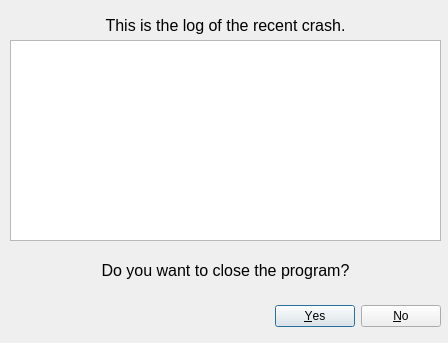
Qt form src/forms/crashwindow.ui (AbduAmeen/Linux_Shortcut_Creator) before a commit.
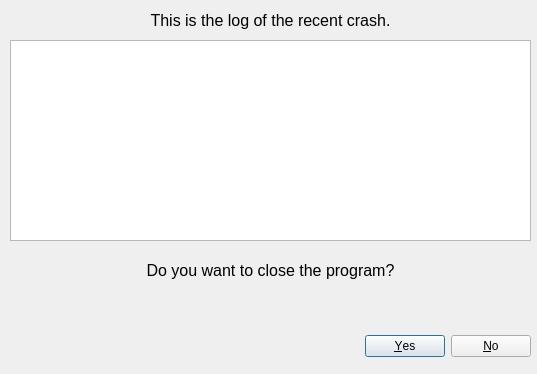
The same form after that commit.

Commit message: Log is shown on crash dialog Crash handler will only open when there is a crash in a log

```diff
--- a/src/forms/crashwindow.ui
+++ b/src/forms/crashwindow.ui
@@ -9,8 +9,8 @@
    <rect>
     <x>0</x>
     <y>0</y>
-    <width>448</width>
-    <height>343</height>
+    <width>537</width>
+    <height>374</height>
    </rect>
   </property>
   <property name="windowTitle">
@@ -23,9 +23,9 @@
    <property name="geometry">
     <rect>
      <x>0</x>
-     <y>300</y>
-     <width>441</width>
-     <height>32</height>
+     <y>331</y>
+     <width>531</width>
+     <height>31</height>
     </rect>
    </property>
    <property name="orientation">
@@ -40,7 +40,7 @@
     <rect>
      <x>10</x>
      <y>40</y>
-     <width>431</width>
+     <width>521</width>
      <height>201</height>
     </rect>
    </property>
@@ -50,7 +50,7 @@
     <rect>
      <x>10</x>
      <y>240</y>
-     <width>431</width>
+     <width>521</width>
      <height>61</height>
     </rect>
    </property>
@@ -70,9 +70,9 @@
    <property name="geometry">
     <rect>
      <x>10</x>
-     <y>10</y>
-     <width>431</width>
-     <height>31</height>
+     <y>0</y>
+     <width>521</width>
+     <height>41</height>
     </rect>
    </property>
    <property name="font">
```
The commit also changes 5 other files.
